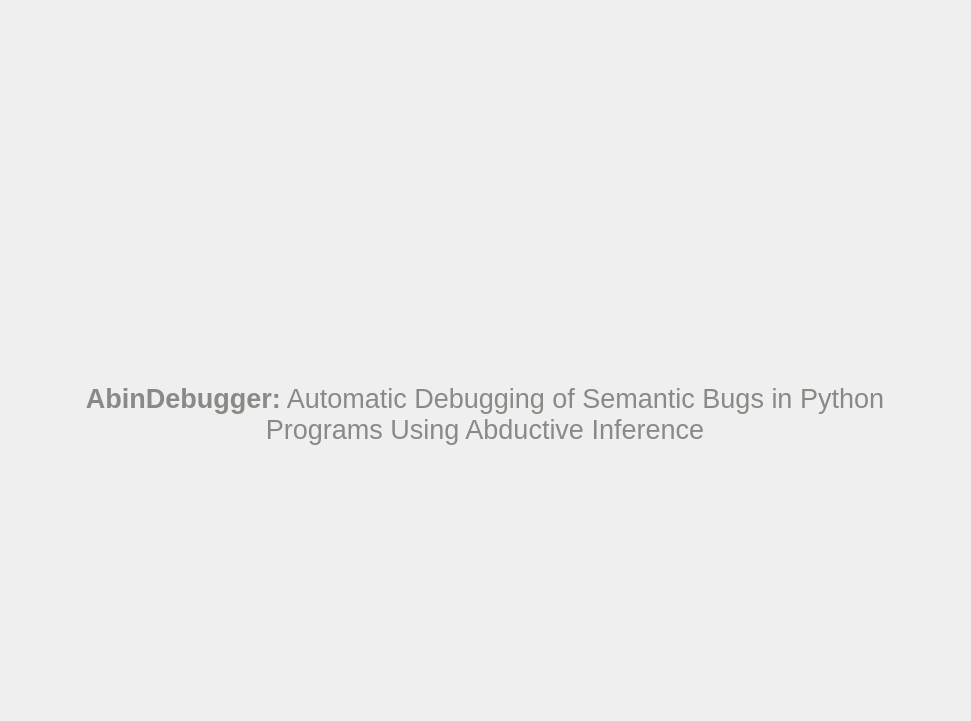
Above: view/AbinDebuggerPages.ui from jbcamacho/AbinDebugger before the change. Below: the same form after it.
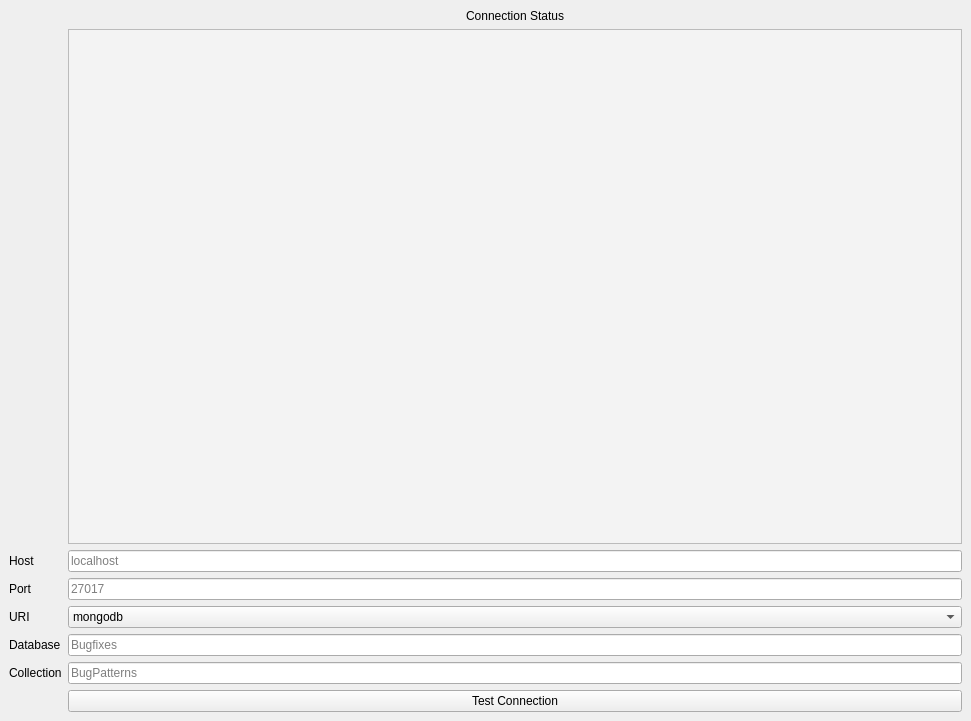
That is the form after the change. Icons and pictures are not drawn.

Commit message: Added database connection by user provided settings

Diff of the .ui file:
```diff
--- a/view/AbinDebuggerPages.ui
+++ b/view/AbinDebuggerPages.ui
@@ -14,7 +14,7 @@
    <string>StackedWidget</string>
   </property>
   <property name="currentIndex">
-   <number>0</number>
+   <number>4</number>
   </property>
   <widget class="QWidget" name="homePage">
    <layout class="QVBoxLayout" name="verticalLayout_2">
@@ -455,7 +455,118 @@
     </item>
    </layout>
   </widget>
-  <widget class="QWidget" name="testPage"/>
+  <widget class="QWidget" name="miningPage"/>
+  <widget class="QWidget" name="databasePage">
+   <layout class="QFormLayout" name="formLayout">
+    <item row="0" column="1">
+     <widget class="QLabel" name="lblConnectionStatus">
+      <property name="text">
+       <string>Connection Status</string>
+      </property>
+      <property name="alignment">
+       <set>Qt::AlignCenter</set>
+      </property>
+     </widget>
+    </item>
+    <item row="1" column="1">
+     <widget class="QPlainTextEdit" name="txtConnectionStatus">
+      <property name="styleSheet">
+       <string notr="true">background-color: rgb(243, 243, 243);</string>
+      </property>
+      <property name="readOnly">
+       <bool>true</bool>
+      </property>
+     </widget>
+    </item>
+    <item row="2" column="0">
+     <widget class="QLabel" name="lblHost">
+      <property name="text">
+       <string>Host</string>
+      </property>
+     </widget>
+    </item>
+    <item row="2" column="1">
+     <widget class="QLineEdit" name="txtHost">
+      <property name="placeholderText">
+       <string>localhost</string>
+      </property>
+     </widget>
+    </item>
+    <item row="3" column="0">
+     <widget class="QLabel" name="lblPort">
+      <property name="text">
+       <string>Port</string>
+      </property>
+     </widget>
+    </item>
+    <item row="3" column="1">
+     <widget class="QLineEdit" name="txtPort">
+      <property name="placeholderText">
+       <string>27017</string>
+      </property>
+     </widget>
+    </item>
+    <item row="4" column="0">
+     <widget class="QLabel" name="lblURI">
+      <property name="text">
+       <string>URI</string>
+      </property>
+     </widget>
+    </item>
+    <item row="4" column="1">
+     <widget class="QComboBox" name="cmbURI">
+      <item>
+       <property name="text">
+        <string>mongodb</string>
+       </property>
+      </item>
+      <item>
+       <property name="text">
+        <string>mongodb+srv</string>
+       </property>
+      </item>
+     </widget>
+    </item>
+    <item row="7" column="1">
+     <widget class="QPushButton" name="btnConnectDatabase">
+      <property name="text">
+       <string>Test Connection</string>
+      </property>
+     </widget>
+    </item>
+    <item row="5" column="1">
+     <widget class="QLineEdit" name="txtDatabase">
+      <property name="text">
+       <string/>
+      </property>
+      <property name="placeholderText">
+       <string>Bugfixes</string>
+      </property>
+     </widget>
+    </item>
+    <item row="6" column="1">
+     <widget class="QLineEdit" name="txtCollection">
+      <property name="placeholderText">
+       <string>BugPatterns</string>
+      </property>
+     </widget>
+    </item>
+    <item row="5" column="0">
+     <widget class="QLabel" name="lblDatabase">
+      <property name="text">
+       <string>Database</string>
+      </property>
+     </widget>
+    </item>
+    <item row="6" column="0">
+     <widget class="QLabel" name="lblCollection">
+      <property name="text">
+       <string>Collection</string>
+      </property>
+     </widget>
+    </item>
+   </layout>
+  </widget>
  </widget>
  <resources>
   <include location="../resources/resources.qrc"/>
```
The commit also changes 8 other files.
